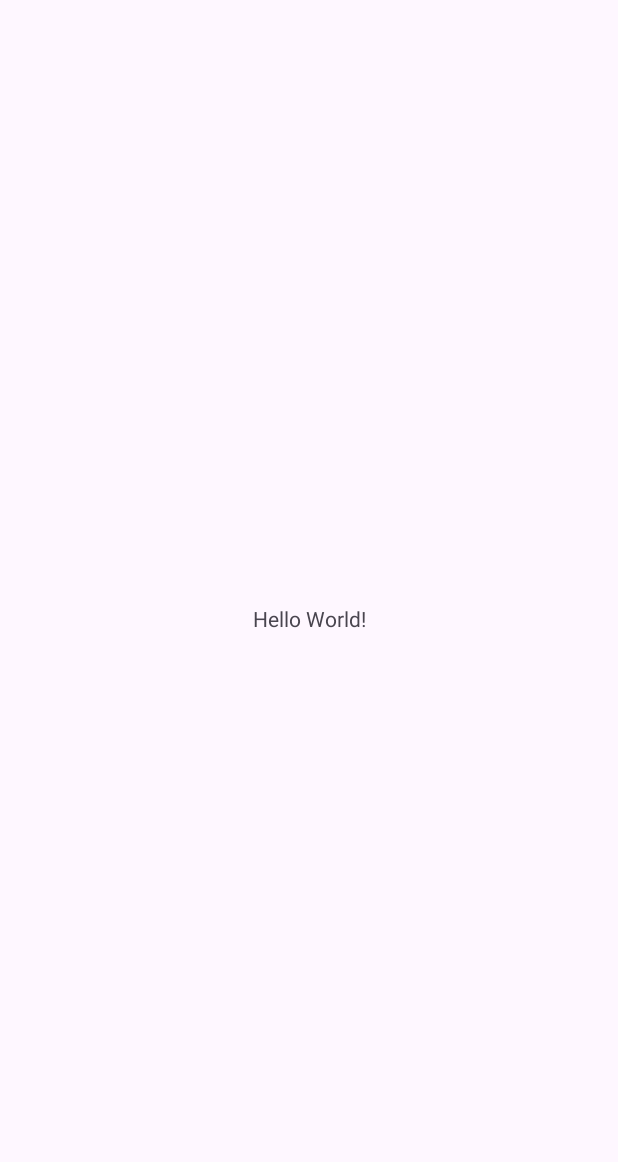
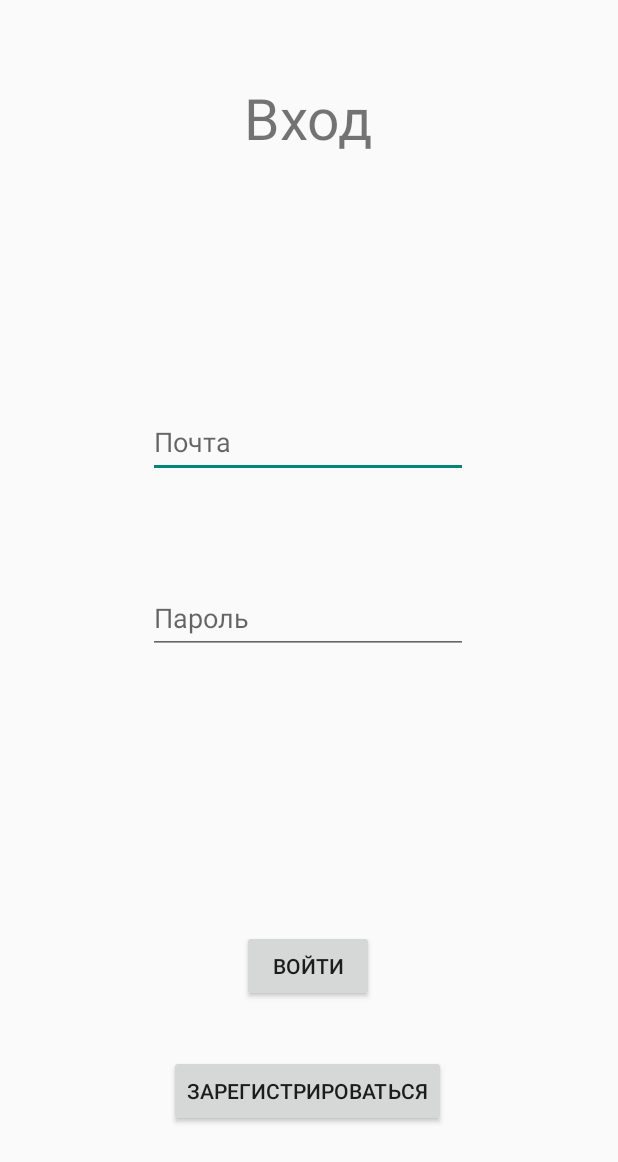
Before and after one commit to he1sme/CourseWorkApp, an Android app: the screen it shows after launch (MainActivity before the commit, LoginActivity after it), on a phone screen of 412 x 824 dp. Before the commit the part shown is almost empty. Shown: the top 1162 px of the screen. Run offline under Robolectric (Android 15) with nearby library versions, the light colour scheme and no system bars.

Commit message:
database login authorization

```diff
--- /dev/null
+++ b/app/src/main/java/com/example/courseworkapp/DatabaseHelper.java
@@ -0,0 +1,80 @@
+package com.example.courseworkapp;
+
+import android.content.Context;
+import android.database.sqlite.SQLiteDatabase;
+import android.database.sqlite.SQLiteOpenHelper;
+
+import androidx.annotation.Nullable;
+
+public class DatabaseHelper extends SQLiteOpenHelper {
+    static final String DATABASE_NAME = "Books.db";
+    static final int DATABASE_VERSION = 1;
+
+    static final String USER_TABLE = "users";
+    static final String RATING_TABLE = "ratings";
+    static final String BOOK_TABLE = "books";
+    static final String REVIEW_TABLE = "reviews";
+    static final String AUTHOR_TABLE = "authors";
+
+    public DatabaseHelper(@Nullable Context context) {
+        super(context, DATABASE_NAME, null, DATABASE_VERSION);
+    }
+
+    @Override
+    public void onCreate(SQLiteDatabase db) {
+        String create_authors_query = "CREATE TABLE IF NOT EXISTS " + AUTHOR_TABLE + "("
+                + "id integer primary key,"
+                + "name varchar(80),"
+                + "surname varchar(80));";
+
+        String create_books_query = "CREATE TABLE IF NOT EXISTS " + BOOK_TABLE + "("
+                + "id integer primary key,"
+                + "name varchar(60) not null,"
+                + "description text,"
+                + "isbn varchar(90),"
+                + "public_date date,"
+                + "author_id integer,"
+                + "FOREIGN KEY (author_id) REFERENCES " + AUTHOR_TABLE + "(id));";
+
+        String create_users_query = "CREATE TABLE IF NOT EXISTS " + USER_TABLE + "("
+                + "id integer primary key,"
+                + "username varchar(80) not null,"
+                + "password varchar(256) not null,"
+                + "email varchar(120) not null unique,"
+                + "created_at date);";
+
+        String create_reviews_query = "CREATE TABLE IF NOT EXISTS " + REVIEW_TABLE + "("
+                + "id integer primary key,"
+                + "user_id integer,"
+                + "book_id integer,"
+                + "review_text text not null,"
+                + "FOREIGN KEY (user_id) REFERENCES " + USER_TABLE + "(id),"
+                + "FOREIGN KEY (book_id) REFERENCES " + BOOK_TABLE + "(id));";
+
+        String create_ratings_query = "CREATE TABLE IF NOT EXISTS " + RATING_TABLE + "("
+                + "id integer primary key,"
+                + "user_id integer,"
+                + "book_id integer,"
+                + "rating integer,"
+                + "created_at date,"
+                + "FOREIGN KEY (user_id) REFERENCES " + USER_TABLE + "(id),"
+                + "FOREIGN KEY (book_id) REFERENCES " + BOOK_TABLE + "(id));";
+
+        db.execSQL(create_authors_query);
+        db.execSQL(create_books_query);
+        db.execSQL(create_users_query);
+        db.execSQL(create_reviews_query);
+        db.execSQL(create_ratings_query);
+    }
+
+    @Override
+    public void onUpgrade(SQLiteDatabase db, int oldVersion, int newVersion) {
+        String drop = "DROP TABLE IF EXISTS ";
+        db.execSQL(drop + RATING_TABLE);
+        db.execSQL(drop + REVIEW_TABLE);
+        db.execSQL(drop + USER_TABLE);
+        db.execSQL(drop + BOOK_TABLE);
+        db.execSQL(drop + AUTHOR_TABLE);
+        onCreate(db);
+    }
+}
--- /dev/null
+++ b/app/src/main/java/com/example/courseworkapp/LoginActivity.java
@@ -0,0 +1,63 @@
+package com.example.courseworkapp;
+
+import android.content.Intent;
+import android.database.Cursor;
+import android.database.sqlite.SQLiteDatabase;
+import android.os.Bundle;
+import android.util.Log;
+import android.view.View;
+import android.widget.Button;
+import android.widget.EditText;
+
+import androidx.appcompat.app.AppCompatActivity;
+
+public class LoginActivity extends AppCompatActivity {
+    DatabaseHelper dbHelper;
+    SQLiteDatabase db;
+    Cursor userCursor;
+
+    @Override
+    protected void onCreate(Bundle savedInstanceState) {
+        super.onCreate(savedInstanceState);
+        setContentView(R.layout.activity_login);
+
+        Button enter_button = findViewById(R.id.loginEnterButton);
+        Button go_reg_button = findViewById(R.id.loginRegisterButton);
+
+        dbHelper = new DatabaseHelper(getApplicationContext());
+        db = dbHelper.getReadableDatabase();
+
+        enter_button.setOnClickListener(new View.OnClickListener() {
+            @Override
+            public void onClick(View v) {
+                EditText email = findViewById(R.id.loginEmail);
+                EditText password = findViewById(R.id.loginPassword);
+
+                if (email != null && password != null) {
+//                    String q = "SELECT email, password FROM " + DatabaseHelper.USER_TABLE + " WHERE password = ?;";
+//                    db.rawQuery(q);
+                    userCursor = db.rawQuery("SELECT email, password FROM " + DatabaseHelper.USER_TABLE + " WHERE email = email;", null);
+                    userCursor.moveToNext()
+
+
+                    Log.i("LOGIN", "Email and Password received");
+                }
+            }
+        });
+
+        go_reg_button.setOnClickListener(new View.OnClickListener() {
+            @Override
+            public void onClick(View v) {
+                Intent intent = new Intent(LoginActivity.this, RegisterAcitivity.class);
+                startActivity(intent);
+            }
+        });
+    }
+
+    @Override
+    protected void onDestroy() {
+        super.onDestroy();
+        db.close();
+        userCursor.close();
+    }
+}
--- a/app/src/main/java/com/example/courseworkapp/MainActivity.java
+++ b/app/src/main/java/com/example/courseworkapp/MainActivity.java
@@ -15,10 +15,6 @@ public class MainActivity extends AppCompatActivity {
         super.onCreate(savedInstanceState);
         EdgeToEdge.enable(this);
         setContentView(R.layout.activity_main);
-        ViewCompat.setOnApplyWindowInsetsListener(findViewById(R.id.main), (v, insets) -> {
-            Insets systemBars = insets.getInsets(WindowInsetsCompat.Type.systemBars());
-            v.setPadding(systemBars.left, systemBars.top, systemBars.right, systemBars.bottom);
-            return insets;
-        });
+
     }
 }
--- /dev/null
+++ b/app/src/main/java/com/example/courseworkapp/User.java
@@ -0,0 +1,4 @@
+package com.example.courseworkapp;
+
+public class User {
+}
--- /dev/null
+++ b/app/src/main/res/layout/activity_login.xml
@@ -0,0 +1,72 @@
+<?xml version="1.0" encoding="utf-8"?>
+<androidx.constraintlayout.widget.ConstraintLayout xmlns:android="http://schemas.android.com/apk/res/android"
+    xmlns:app="http://schemas.android.com/apk/res-auto"
+    xmlns:tools="http://schemas.android.com/tools"
+    android:id="@+id/regPassword"
+    android:layout_width="match_parent"
+    android:layout_height="match_parent">
+
+    <TextView
+        android:id="@+id/regTItle"
+        android:layout_width="wrap_content"
+        android:layout_height="wrap_content"
+        android:textSize="38sp"
+        android:text="@string/loginTitle"
+        app:layout_constraintBottom_toBottomOf="parent"
+        app:layout_constraintEnd_toEndOf="parent"
+        app:layout_constraintHorizontal_bias="0.498"
+        app:layout_constraintStart_toStartOf="parent"
+        app:layout_constraintTop_toTopOf="parent"
+        app:layout_constraintVertical_bias="0.068" />
+
+    <EditText
+        android:id="@+id/loginEmail"
+        android:layout_width="wrap_content"
+        android:layout_height="48dp"
+        android:hint="@string/loginEmailHint"
+        android:ems="10"
+        android:inputType="textEmailAddress"
+        app:layout_constraintBottom_toBottomOf="parent"
+        app:layout_constraintEnd_toEndOf="parent"
+        app:layout_constraintHorizontal_bias="0.497"
+        app:layout_constraintStart_toStartOf="parent"
+        app:layout_constraintTop_toTopOf="parent"
+        app:layout_constraintVertical_bias="0.349" />
+
+    <EditText
+        android:id="@+id/loginPassword"
+        android:layout_width="wrap_content"
+        android:layout_height="48dp"
+        android:ems="10"
+        android:hint="@string/loginPasswordHint"
+        android:inputType="textPassword"
+        app:layout_constraintBottom_toBottomOf="parent"
+        app:layout_constraintEnd_toEndOf="parent"
+        app:layout_constraintHorizontal_bias="0.497"
+        app:layout_constraintStart_toStartOf="parent"
+        app:layout_constraintTop_toTopOf="parent" />
+
+    <Button
+        android:id="@+id/loginEnterButton"
+        android:layout_width="wrap_content"
+        android:layout_height="wrap_content"
+        android:text="@string/loginEnterButton"
+        app:layout_constraintBottom_toBottomOf="parent"
+        app:layout_constraintEnd_toEndOf="parent"
+        app:layout_constraintHorizontal_bias="0.498"
+        app:layout_constraintStart_toStartOf="parent"
+        app:layout_constraintTop_toTopOf="parent"
+        app:layout_constraintVertical_bias="0.799" />
+
+    <Button
+        android:id="@+id/loginRegisterButton"
+        android:layout_width="wrap_content"
+        android:layout_height="wrap_content"
+        android:text="@string/registerEnterButton"
+        app:layout_constraintBottom_toBottomOf="parent"
+        app:layout_constraintEnd_toEndOf="parent"
+        app:layout_constraintHorizontal_bias="0.495"
+        app:layout_constraintStart_toStartOf="parent"
+        app:layout_constraintTop_toTopOf="parent"
+        app:layout_constraintVertical_bias="0.906" />
+</androidx.constraintlayout.widget.ConstraintLayout>
--- a/app/src/main/res/values-night/themes.xml
+++ b/app/src/main/res/values-night/themes.xml
@@ -1,6 +1,6 @@
 <resources xmlns:tools="http://schemas.android.com/tools">
     <!-- Base application theme. -->
-    <style name="Base.Theme.CourseWorkApp" parent="Theme.Material3.DayNight.NoActionBar">
+    <style name="Base.Theme.CourseWorkApp" parent="Theme.AppCompat.DayNight.NoActionBar">
         <!-- Customize your dark theme here. -->
         <!-- <item name="colorPrimary">@color/my_dark_primary</item> -->
     </style>
--- a/app/src/main/res/values/strings.xml
+++ b/app/src/main/res/values/strings.xml
@@ -1,3 +1,19 @@
 <resources>
     <string name="app_name">CourseWorkApp</string>
+    <string name="title">YandereBook</string>
+    <!--    LOGIN    -->
+    <string name="loginTitle">Вход</string>
+    <string name="loginEnterButton">Войти</string>
+    <string name="loginEmailHint">Почта</string>
+    <string name="loginPasswordHint">Пароль</string>
+
+    <!--    REGISTER    -->
+    <string name="registerTitle">Регистрация</string>
+    <string name="registerEnterButton">Зарегистрироваться</string>
+    <string name="registerUsernameHint">Имя пользователя</string>
+
+    <!--    MAIN    -->
+    <string name="mainSearchHint">Поиск</string>
+
+
 </resources>
--- a/app/src/main/res/values/themes.xml
+++ b/app/src/main/res/values/themes.xml
@@ -1,6 +1,6 @@
 <resources xmlns:tools="http://schemas.android.com/tools">
     <!-- Base application theme. -->
-    <style name="Base.Theme.CourseWorkApp" parent="Theme.Material3.DayNight.NoActionBar">
+    <style name="Base.Theme.CourseWorkApp" parent="Theme.AppCompat.DayNight.NoActionBar">
         <!-- Customize your light theme here. -->
         <!-- <item name="colorPrimary">@color/my_light_primary</item> -->
     </style>
```
Also changed, not shown: app/src/main/AndroidManifest.xml (+16 -0 lines), app/src/main/java/com/example/courseworkapp/Author.java (added, +22 -0 lines), app/src/main/java/com/example/courseworkapp/Book.java (added, +28 -0 lines), app/src/main/java/com/example/courseworkapp/Database.java (added, +39 -0 lines), app/src/main/java/com/example/courseworkapp/RegisterAcitivity.java (added, +13 -0 lines), app/src/main/res/layout/activity_main.xml (+61 -5 lines), app/src/main/res/layout/activiy_register.xml (added, +71 -0 lines).
